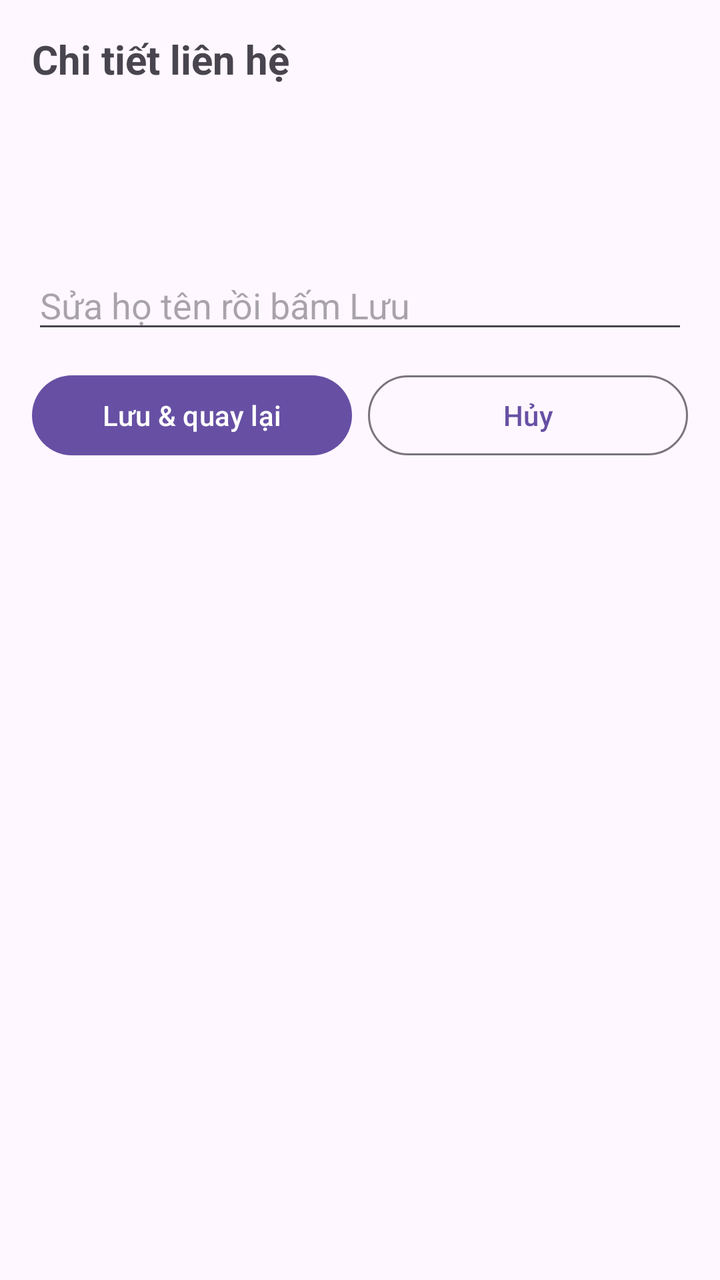
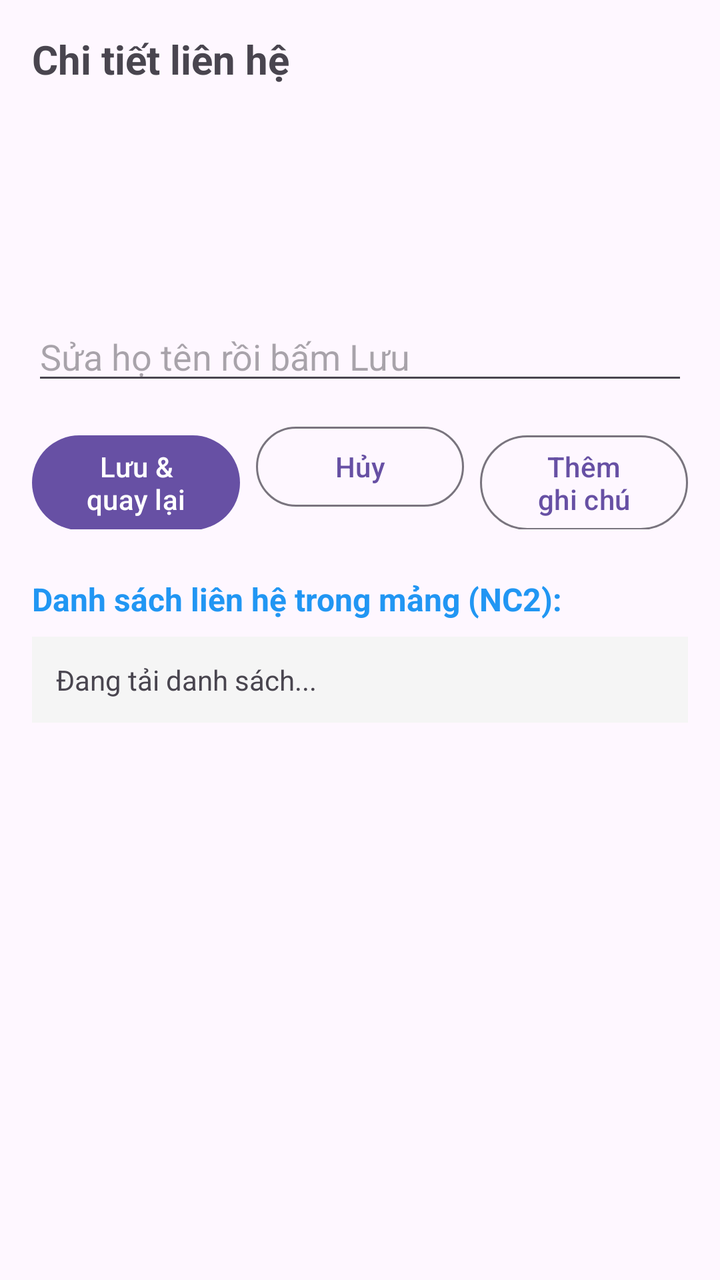

Two renders of the same Android screen: before a commit and after it. Below are the layout's source before the change and the commit's diff.
<!-- AndroidManifest.xml: application theme Theme.A5_231A010603 -->
<!-- res/layout/activity_detail.xml -->
<?xml version="1.0" encoding="utf-8"?>
<LinearLayout xmlns:android="http://schemas.android.com/apk/res/android"
    android:id="@+id/main"
    android:layout_width="match_parent"
    android:layout_height="match_parent"
    android:orientation="vertical"
    android:padding="16dp">

    <TextView
        android:layout_width="wrap_content"
        android:layout_height="wrap_content"
        android:text="@string/detail_title"
        android:textSize="20sp"
        android:textStyle="bold" />

    <TextView
        android:id="@+id/tvThongTin"
        android:layout_width="match_parent"
        android:layout_height="wrap_content"
        android:layout_marginTop="16dp"
        android:lineSpacingExtra="4dp"
        android:textSize="16sp" />

    <TextView
        android:id="@+id/tvNguoiGui"
        android:layout_width="match_parent"
        android:layout_height="wrap_content"
        android:layout_marginTop="8dp"
        android:textSize="13sp" />

    <EditText
        android:id="@+id/edtHoTenMoi"
        android:layout_width="match_parent"
        android:layout_height="wrap_content"
        android:layout_marginTop="24dp"
        android:hint="@string/hint_new_name"
        android:importantForAutofill="no"
        android:inputType="textPersonName" />

    <LinearLayout
        android:layout_width="match_parent"
        android:layout_height="wrap_content"
        android:layout_marginTop="12dp"
        android:orientation="horizontal">

        <Button
            android:id="@+id/btnLuu"
            android:layout_width="0dp"
            android:layout_height="wrap_content"
            android:layout_weight="1"
            android:text="@string/save_back" />

        <Button
            android:id="@+id/btnHuy"
            style="?attr/materialButtonOutlinedStyle"
            android:layout_width="0dp"
            android:layout_height="wrap_content"
            android:layout_marginStart="8dp"
            android:layout_weight="1"
            android:text="@string/cancel" />
    </LinearLayout>
</LinearLayout>
<!-- resources referenced by this layout -->
<resources>
  <string name="cancel">Hủy</string>
  <string name="detail_title">Chi tiết liên hệ</string>
  <string name="hint_new_name">Sửa họ tên rồi bấm Lưu</string>
  <string name="save_back">Lưu &amp; quay lại</string>
  <style name="Theme.A5_231A010603" parent="Base.Theme.A5_231A010603" />
  <style name="Base.Theme.A5_231A010603" parent="Theme.Material3.DayNight.NoActionBar">
          
          
      </style>
</resources>

<!-- the commit's change to res/layout/activity_detail.xml (unified diff, before → after) -->
@@ -27,6 +27,12 @@
         android:layout_height="wrap_content"
         android:layout_marginTop="8dp"
         android:textSize="13sp" />
+    <TextView
+        android:id="@+id/tvGhiChu"
+        android:layout_width="match_parent"
+        android:layout_height="wrap_content"
+        android:layout_marginTop="8dp"
+        android:textSize="13sp"/>
 
     <EditText
         android:id="@+id/edtHoTenMoi"
@@ -58,5 +64,34 @@
             android:layout_marginStart="8dp"
             android:layout_weight="1"
             android:text="@string/cancel" />
+        <Button
+            android:id="@+id/btnThemGhiChu"
+            style="?attr/materialButtonOutlinedStyle"
+            android:layout_width="0dp"
+            android:layout_height="wrap_content"
+            android:layout_marginStart="8dp"
+            android:layout_weight="1"
+            android:text="@string/btnThemghichu"
+            />
+
     </LinearLayout>
+    <TextView
+        android:layout_width="wrap_content"
+        android:layout_height="wrap_content"
+        android:layout_marginTop="24dp"
+        android:text="Danh sách liên hệ trong mảng (NC2):"
+        android:textSize="16sp"
+        android:textStyle="bold"
+        android:textColor="#2196F3" /> 
+
+    
+    <TextView
+        android:id="@+id/tvDanhSach"
+        android:layout_width="match_parent"
+        android:layout_height="wrap_content"
+        android:layout_marginTop="8dp"
+        android:background="#F5F5F5"
+        android:padding="12dp"
+        android:textSize="14sp"
+        android:text="Đang tải danh sách..." />
 </LinearLayout>
<!-- resource entries referenced after the edit -->
@@ -1,5 +1,6 @@
 <!-- resources referenced by this layout -->
 <resources>
+  <string name="btnThemghichu">Thêm ghi chú</string>
   <string name="cancel">Hủy</string>
   <string name="detail_title">Chi tiết liên hệ</string>
   <string name="hint_new_name">Sửa họ tên rồi bấm Lưu</string>
